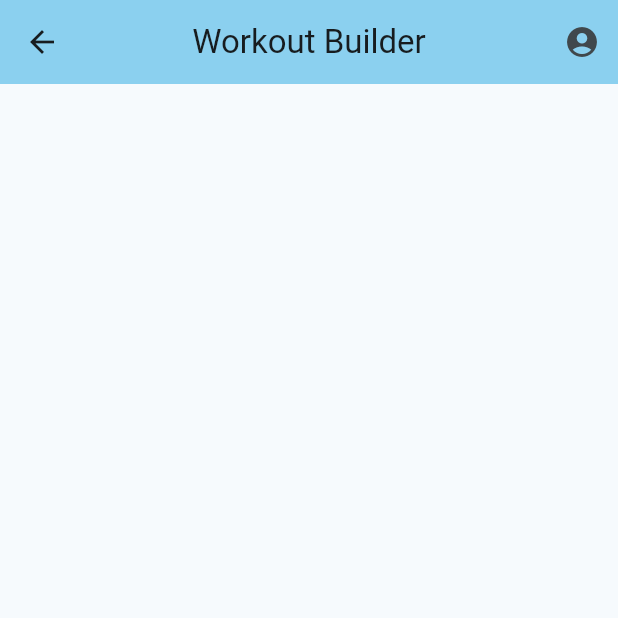
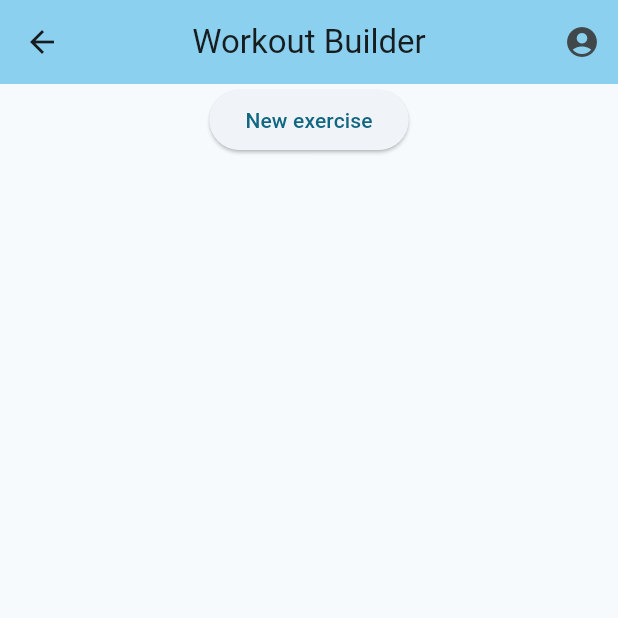
Before and after one commit to Sol-Aestuans/workout-tracking-app, a Flutter app: the WorkoutBuilderPage screen opened directly, on a phone screen of 412 x 824 dp, the top half of it. Run offline on Flutter 3.47's test engine with Material 3 defaults, Android fonts, the phone set to English and light mode, and no system bars.

Commit message:
listBuilder used to generate exercise list

```diff
--- a/app/lib/pages/workout_builder_page.dart
+++ b/app/lib/pages/workout_builder_page.dart
@@ -11,6 +11,14 @@ class WorkoutBuilderPage extends StatefulWidget {
 
 class _WorkoutBuilderPageState extends State<WorkoutBuilderPage> {
 
+  List<String> exercises = [];
+
+  void addExercise() {
+    setState(() {
+      exercises.add("Exercise ${exercises.length + 1}");
+    });
+  }
+
   @override
   Widget build(BuildContext context) {
     return Scaffold(
@@ -19,9 +27,30 @@ class _WorkoutBuilderPageState extends State<WorkoutBuilderPage> {
         backgroundColor: Theme.of(context).colorScheme.inversePrimary,
         title: Text(widget.title),
         actions: [
-          IconButton(onPressed: () {print("Account page");}, icon: const Icon(Icons.account_circle)),
+          IconButton(
+            onPressed: () {print("Account page");},
+            icon: const Icon(Icons.account_circle)),
         ],
       ),
+      body: Column(
+        children: [
+          ElevatedButton(
+            onPressed: addExercise,
+            child: Text("New exercise")
+          ),
+          Expanded(
+
+            child: ListView.builder(
+              itemCount: exercises.length,
+              itemBuilder: (context, index) {
+                return ListTile(
+                  title: Text(exercises[index]),
+                );
+              }
+            ),
+          )
+        ],
+      )
     );
   }
 }
```
